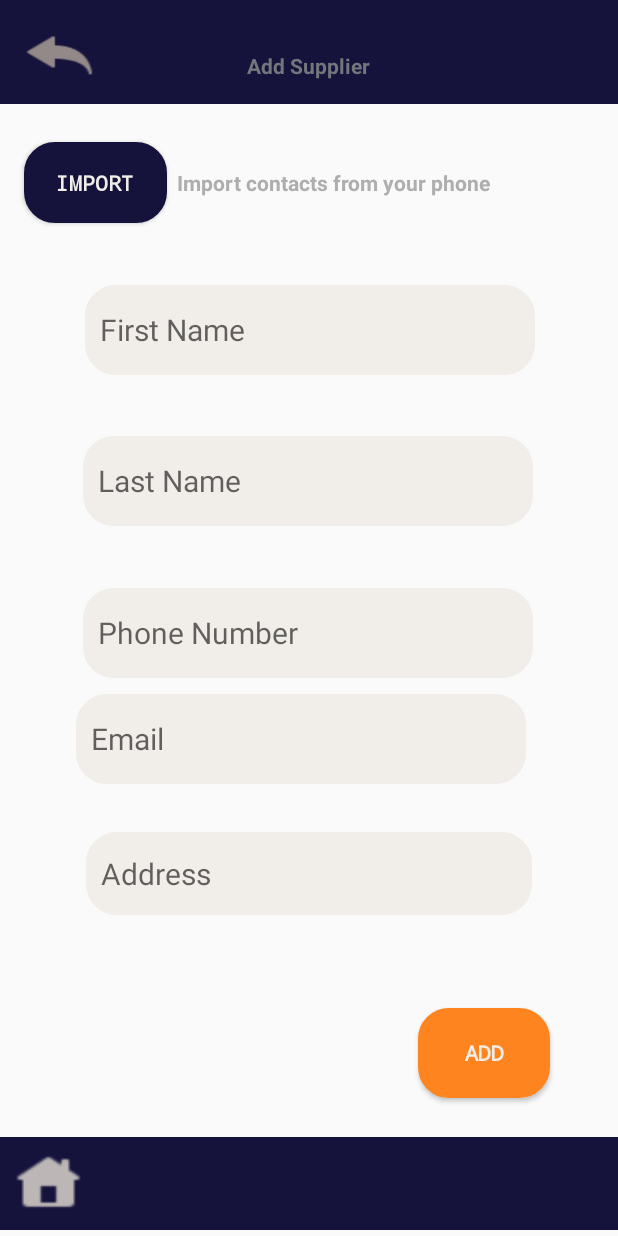
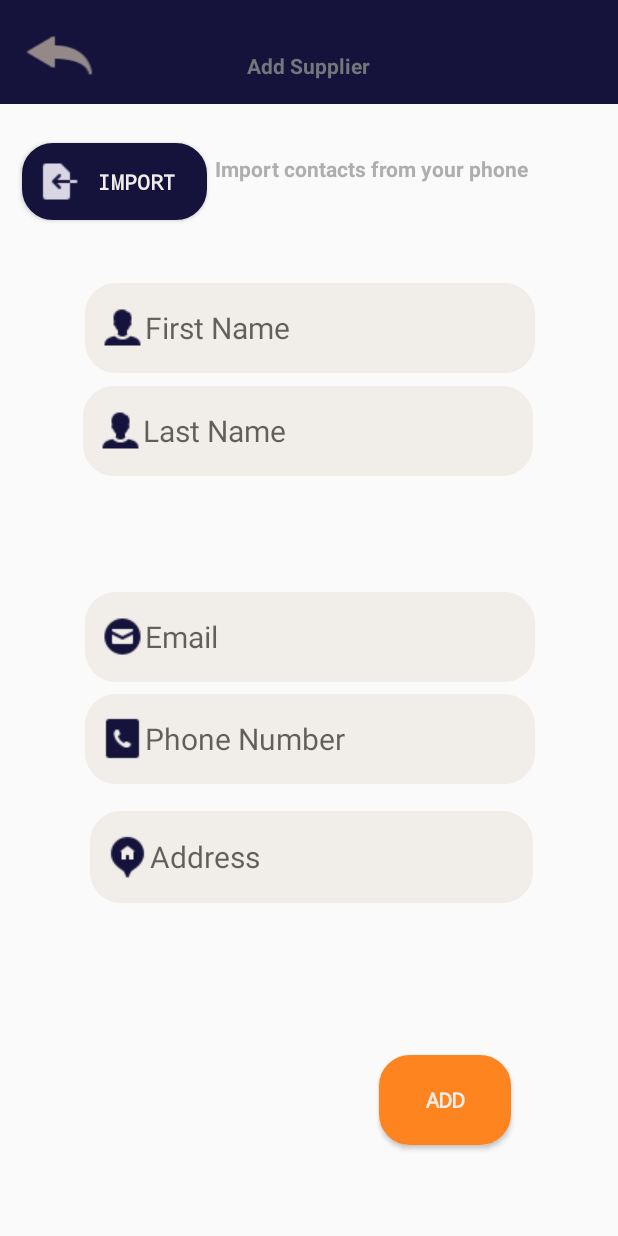
Before and after one commit to naima-adardor/CreditBook, an Android app: the AddSupplierActivity screen opened directly, with no data from a screen before it, on a phone screen of 412 x 824 dp. Run offline under Robolectric (Android 15) with nearby library versions, the phone set to English and light mode, and no system bars; Roboto replaces fonts that are not available here.

Commit message:
Update client supplier views

```diff
--- a/app/src/main/res/layout/activity_add_supplier.xml
+++ b/app/src/main/res/layout/activity_add_supplier.xml
@@ -5,6 +5,7 @@
     android:layout_width="match_parent"
     android:layout_height="match_parent"
     tools:context=".AddSupplierActivity">
+
 
     <androidx.constraintlayout.widget.ConstraintLayout
         android:id="@+id/constraintLayout"
@@ -47,7 +48,6 @@
 
     </androidx.constraintlayout.widget.ConstraintLayout>
 
-
     <EditText
         android:id="@+id/editText1"
 
@@ -57,18 +57,18 @@
         android:layout_centerVertical="true"
 
         android:background="@drawable/round_edit_text"
+        android:drawableLeft="@drawable/user"
         android:ems="10"
         android:hint="First Name"
-
         android:inputType="textPersonName"
 
         android:textSize="20sp"
-        app:layout_constraintBottom_toTopOf="@+id/constraintLayout3"
+        app:layout_constraintBottom_toBottomOf="parent"
         app:layout_constraintEnd_toEndOf="parent"
         app:layout_constraintHorizontal_bias="0.504"
         app:layout_constraintStart_toStartOf="parent"
-        app:layout_constraintTop_toBottomOf="@+id/constraintLayout"
-        app:layout_constraintVertical_bias="0.192" />
+        app:layout_constraintTop_toTopOf="@+id/constraintLayout"
+        app:layout_constraintVertical_bias="0.247" />
 
     <EditText
         android:id="@+id/editText3"
@@ -78,41 +78,41 @@
         android:layout_centerHorizontal="true"
         android:layout_centerVertical="true"
 
-        android:layout_marginTop="218dp"
-
         android:background="@drawable/round_edit_text"
 
+        android:drawableLeft="@drawable/email"
         android:ems="10"
-
         android:hint="Email"
         android:inputType="textEmailAddress"
         android:textSize="20sp"
-        app:layout_constraintBottom_toTopOf="@+id/constraintLayout3"
+        app:layout_constraintBottom_toBottomOf="parent"
         app:layout_constraintEnd_toEndOf="parent"
-        app:layout_constraintHorizontal_bias="0.45"
+        app:layout_constraintHorizontal_bias="0.504"
         app:layout_constraintStart_toStartOf="parent"
-        app:layout_constraintTop_toBottomOf="@+id/constraintLayout"
-        app:layout_constraintVertical_bias="0.427" />
+        app:layout_constraintTop_toTopOf="@+id/constraintLayout"
+        app:layout_constraintVertical_bias="0.517" />
 
     <EditText
         android:id="@+id/editText4"
 
-        android:layout_width="297dp"
-        android:layout_height="55dp"
+        android:layout_width="295dp"
+        android:layout_height="61dp"
         android:layout_centerHorizontal="true"
         android:layout_centerVertical="true"
 
         android:layout_marginTop="439dp"
-        android:layout_marginBottom="164dp"
         android:background="@drawable/round_edit_text"
+        android:drawableLeft="@drawable/address"
         android:ems="10"
         android:hint="Address"
         android:inputType="textPersonName"
         android:textSize="20sp"
-        app:layout_constraintBottom_toBottomOf="@+id/constraintLayout3"
+        app:layout_constraintBottom_toBottomOf="parent"
         app:layout_constraintEnd_toEndOf="parent"
+        app:layout_constraintHorizontal_bias="0.517"
         app:layout_constraintStart_toStartOf="parent"
-        app:layout_constraintTop_toBottomOf="@+id/constraintLayout" />
+        app:layout_constraintTop_toBottomOf="@+id/constraintLayout"
+        app:layout_constraintVertical_bias="0.125" />
 
     <EditText
         android:id="@+id/editText"
@@ -122,20 +122,21 @@
         android:layout_centerHorizontal="true"
         android:layout_centerVertical="true"
 
+        android:layout_marginTop="332dp"
+
         android:background="@drawable/round_edit_text"
 
+        android:drawableLeft="@drawable/phone"
         android:ems="10"
-
         android:hint="Phone Number"
-
         android:inputType="phone"
         android:textSize="20sp"
-        app:layout_constraintBottom_toTopOf="@+id/constraintLayout3"
+        app:layout_constraintBottom_toBottomOf="parent"
         app:layout_constraintEnd_toEndOf="parent"
-        app:layout_constraintHorizontal_bias="0.495"
+        app:layout_constraintHorizontal_bias="0.504"
         app:layout_constraintStart_toStartOf="parent"
-        app:layout_constraintTop_toBottomOf="@+id/constraintLayout"
-        app:layout_constraintVertical_bias="0.513" />
+        app:layout_constraintTop_toTopOf="@+id/constraintLayout"
+        app:layout_constraintVertical_bias="0.303" />
 
     <EditText
         android:id="@+id/editText2"
@@ -145,27 +146,27 @@
         android:layout_centerHorizontal="true"
         android:layout_centerVertical="true"
 
+        android:layout_marginTop="248dp"
         android:background="@drawable/round_edit_text"
+
+        android:drawableLeft="@drawable/user"
         android:ems="10"
-
         android:hint="Last Name"
 
         android:inputType="textPersonName"
-
         android:textSize="20sp"
-        app:layout_constraintBottom_toTopOf="@+id/constraintLayout3"
+        app:layout_constraintBottom_toBottomOf="parent"
         app:layout_constraintEnd_toEndOf="parent"
         app:layout_constraintHorizontal_bias="0.495"
         app:layout_constraintStart_toStartOf="parent"
-        app:layout_constraintTop_toBottomOf="@+id/constraintLayout"
-        app:layout_constraintVertical_bias="0.352" />
+        app:layout_constraintTop_toTopOf="@+id/constraintLayout"
+        app:layout_constraintVertical_bias="0.018" />
 
     <Button
         android:id="@+id/next_btn"
 
         android:layout_width="wrap_content"
         android:layout_height="60dp"
-        android:layout_marginBottom="92dp"
         android:background="@drawable/round_button"
         android:backgroundTint="@color/Orange2"
         android:fontFamily="monospace"
@@ -174,25 +175,25 @@
 
         android:textColor="@color/LightGray"
         android:textStyle="bold"
+
         app:layout_constraintBottom_toBottomOf="parent"
         app:layout_constraintEnd_toEndOf="parent"
-
-        app:layout_constraintHorizontal_bias="0.86"
+        app:layout_constraintHorizontal_bias="0.78"
         app:layout_constraintStart_toStartOf="parent"
-        app:layout_constraintTop_toBottomOf="@+id/editText4"
-        app:layout_constraintVertical_bias="1.0" />
+        app:layout_constraintTop_toTopOf="@+id/constraintLayout"
+        app:layout_constraintVertical_bias="0.921" />
 
     <Button
         android:id="@+id/next_btn2"
 
-        android:layout_width="95dp"
-        android:layout_height="54dp"
+        android:layout_width="123dp"
+        android:layout_height="51dp"
         android:background="@drawable/round_button"
         android:backgroundTint="@color/DarkBlue"
+        android:drawableLeft="@drawable/importer"
         android:fontFamily="monospace"
         android:padding="8dp"
         android:text="Import"
-
         android:textColor="@color/LightGray"
         android:textStyle="bold"
 
@@ -202,30 +203,6 @@
         app:layout_constraintStart_toStartOf="parent"
         app:layout_constraintTop_toTopOf="parent"
         app:layout_constraintVertical_bias="0.694" />
-
-    <androidx.constraintlayout.widget.ConstraintLayout
-        android:id="@+id/constraintLayout3"
-        android:layout_width="413dp"
-        android:layout_height="62dp"
-        android:layout_marginBottom="4dp"
-        android:background="@color/DarkBlue"
-        app:layout_constraintBottom_toBottomOf="parent"
-        app:layout_constraintEnd_toEndOf="parent"
-        app:layout_constraintHorizontal_bias="0.0"
-        app:layout_constraintStart_toStartOf="parent">
-
-        <Button
-            android:id="@+id/button2"
-            android:layout_width="51dp"
-            android:layout_height="41dp"
-            android:background="@drawable/home"
-            app:layout_constraintBottom_toBottomOf="parent"
-            app:layout_constraintEnd_toEndOf="parent"
-            app:layout_constraintHorizontal_bias="0.019"
-            app:layout_constraintStart_toStartOf="parent"
-            app:layout_constraintTop_toTopOf="parent"
-            app:layout_constraintVertical_bias="0.523" />
-    </androidx.constraintlayout.widget.ConstraintLayout>
 
     <TextView
         android:id="@+id/textView17"
@@ -240,9 +217,9 @@
         android:textStyle="bold"
         app:layout_constraintBottom_toBottomOf="@+id/next_btn2"
         app:layout_constraintEnd_toEndOf="parent"
-        app:layout_constraintHorizontal_bias="0.0"
+        app:layout_constraintHorizontal_bias="0.32"
         app:layout_constraintStart_toStartOf="@+id/next_btn2"
         app:layout_constraintTop_toBottomOf="@+id/constraintLayout"
-        app:layout_constraintVertical_bias="0.708" />
+        app:layout_constraintVertical_bias="0.574" />
 
 </androidx.constraintlayout.widget.ConstraintLayout>
```
Also changed, not shown: app/src/main/res/layout/activity_add_client.xml (+39 -62 lines), app/src/main/res/drawable/address.png (added), app/src/main/res/drawable/email.png (added), app/src/main/res/drawable/importer.png (added), app/src/main/res/drawable/phone.png (added), app/src/main/res/drawable/user.png (added).
